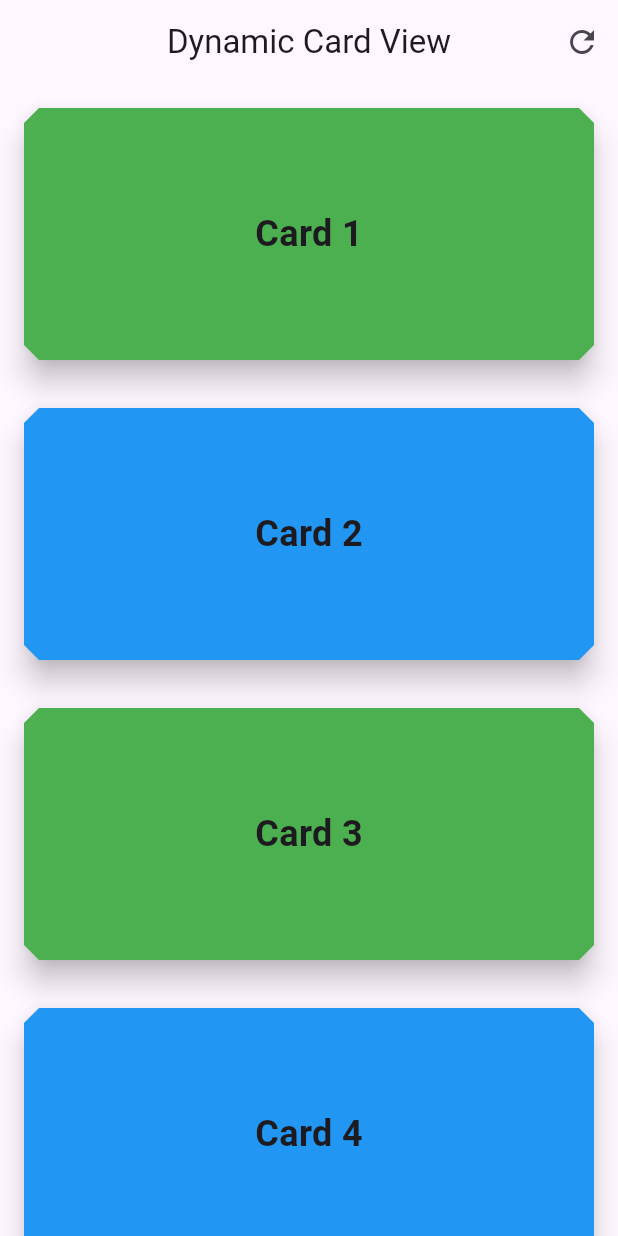
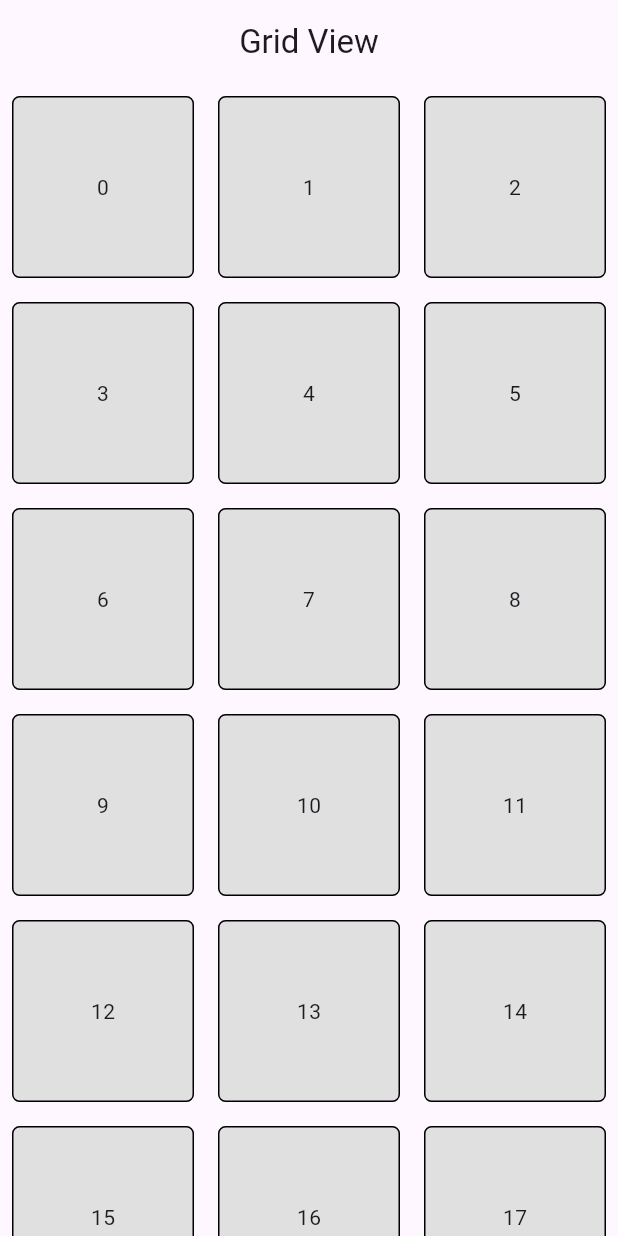
Before and after one commit to Ziroworld/new_project, a Flutter app: the screen it shows after launch, on a phone screen of 412 x 824 dp. Run offline on Flutter 3.47's test engine with Material 3 defaults, Android fonts, the phone set to English and light mode, and no system bars.

Commit message:
added Gridview word

```diff
--- a/lib/app.dart
+++ b/lib/app.dart
@@ -1,4 +1,5 @@
 import 'package:flutter/material.dart';
+import 'package:new_project/view/Gird_view.dart';
 import 'package:new_project/view/dynamic_card_view.dart';
 
 class App extends StatelessWidget {
@@ -9,7 +10,7 @@ class App extends StatelessWidget {
     return const MaterialApp(
       debugShowCheckedModeBanner: false,
       title: "new project",
-      home: DynamicCardView(),
+      home: GirdView(),
     );
   }
 }
--- /dev/null
+++ b/lib/view/Gird_view.dart
@@ -0,0 +1,35 @@
+import 'package:flutter/material.dart';
+
+class GirdView extends StatelessWidget {
+  const GirdView({super.key});
+
+  @override
+  Widget build(BuildContext context) {
+    return Scaffold(
+      appBar: AppBar(
+        title: const Text('Grid View'),
+        centerTitle: true,
+      ),
+      body: GridView.builder(
+        gridDelegate: const SliverGridDelegateWithFixedCrossAxisCount(
+          crossAxisCount: 3,
+        ),
+        itemCount: 50,
+        itemBuilder: (context, index) {
+          return Padding(
+            padding: const EdgeInsets.all(8.0),
+            child: Container(
+              padding: const EdgeInsets.all(5),
+              decoration: BoxDecoration(
+                borderRadius: BorderRadius.circular(5),
+                border: Border.all(),
+                color: Colors.grey[300],
+              ),
+              child: Center(child: Text('$index')),
+            ),
+          );
+        },
+      ),
+    );
+  }
+}
```
